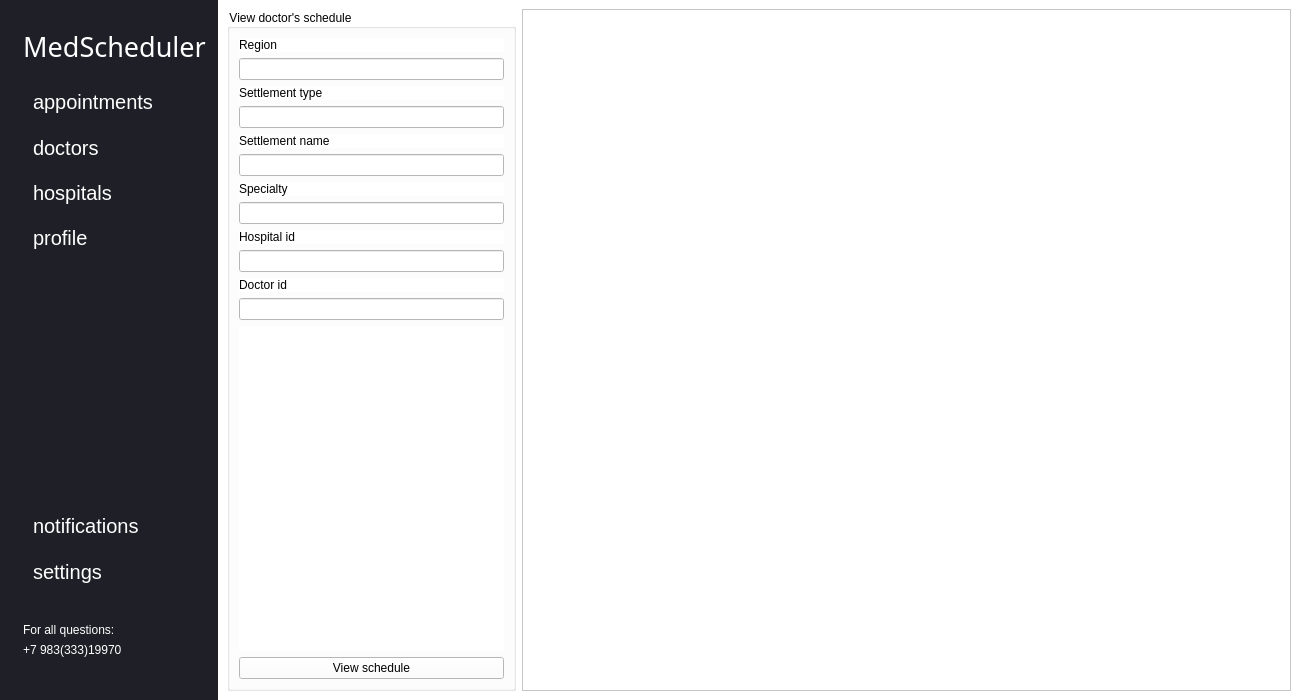
This is server+database/QtApp/forms/homepage.ui in SanriaArgos/MedScheduler as Qt 5 draws it before an edit. The edited form follows.
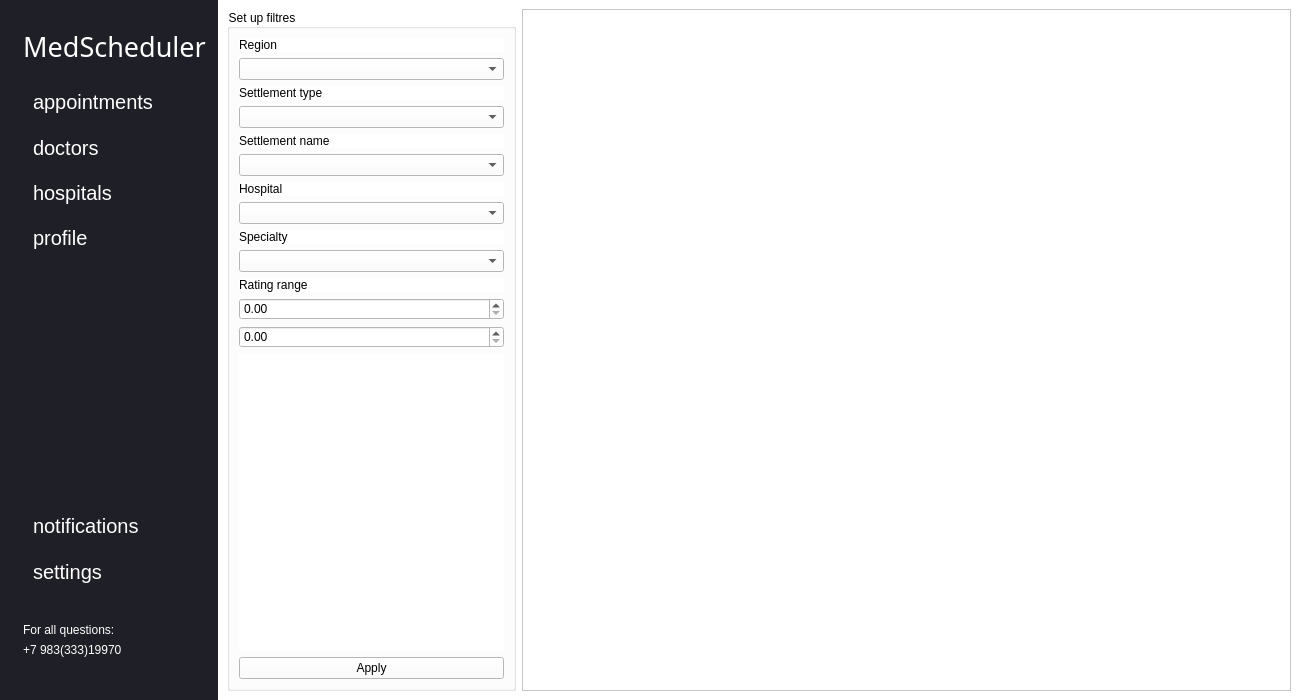
This is the edited form. The open tabs and pages were chosen to show the change. Icons and pictures are not drawn.

Commit message: add:patient window: page of doctors

The edit to the form file:
```diff
--- a/server+database/QtApp/forms/homepage.ui
+++ b/server+database/QtApp/forms/homepage.ui
@@ -368,7 +368,7 @@
            </sizepolicy>
           </property>
           <property name="title">
-           <string>View doctor's schedule</string>
+           <string>Set up filtres</string>
           </property>
           <layout class="QVBoxLayout" name="verticalLayout">
            <item>
@@ -379,7 +379,7 @@
             </widget>
            </item>
            <item>
-            <widget class="QLineEdit" name="region_enter"/>
+            <widget class="QComboBox" name="combo_box_region"/>
            </item>
            <item>
             <widget class="QLabel" name="settlement_type_label">
@@ -389,7 +389,7 @@
             </widget>
            </item>
            <item>
-            <widget class="QLineEdit" name="settlement_type_enter"/>
+            <widget class="QComboBox" name="combo_box_settlement_type"/>
            </item>
            <item>
             <widget class="QLabel" name="settlement_name_label">
@@ -399,7 +399,17 @@
             </widget>
            </item>
            <item>
-            <widget class="QLineEdit" name="settlement_name_enter"/>
+            <widget class="QComboBox" name="combo_box_settlement_name"/>
+           </item>
+           <item>
+            <widget class="QLabel" name="hospital_label">
+             <property name="text">
+              <string>Hospital</string>
+             </property>
+            </widget>
+           </item>
+           <item>
+            <widget class="QComboBox" name="combo_box_hospital"/>
            </item>
            <item>
             <widget class="QLabel" name="specialty_label">
@@ -409,27 +419,20 @@
             </widget>
            </item>
            <item>
-            <widget class="QLineEdit" name="specialty_enter"/>
+            <widget class="QComboBox" name="combo_box_specialty"/>
            </item>
            <item>
             <widget class="QLabel" name="hospital_id_label">
              <property name="text">
-              <string>Hospital id</string>
+              <string>Rating range</string>
              </property>
             </widget>
            </item>
            <item>
-            <widget class="QLineEdit" name="hospital_id_enter"/>
+            <widget class="QDoubleSpinBox" name="doubleSpinBox_2"/>
            </item>
            <item>
-            <widget class="QLabel" name="doctor_id_label">
-             <property name="text">
-              <string>Doctor id</string>
-             </property>
-            </widget>
-           </item>
-           <item>
-            <widget class="QLineEdit" name="doctor_id_enter"/>
+            <widget class="QDoubleSpinBox" name="doubleSpinBox"/>
            </item>
            <item>
             <widget class="QLabel" name="view_schedule_error_label">
@@ -453,7 +456,7 @@
            <item>
             <widget class="QPushButton" name="view_schedule_button">
              <property name="text">
-              <string>View schedule</string>
+              <string>Apply</string>
              </property>
             </widget>
            </item>
```
Left out of the diff: 6 changed lines with no effect on the pictures. The commit also changes 2 other files.
